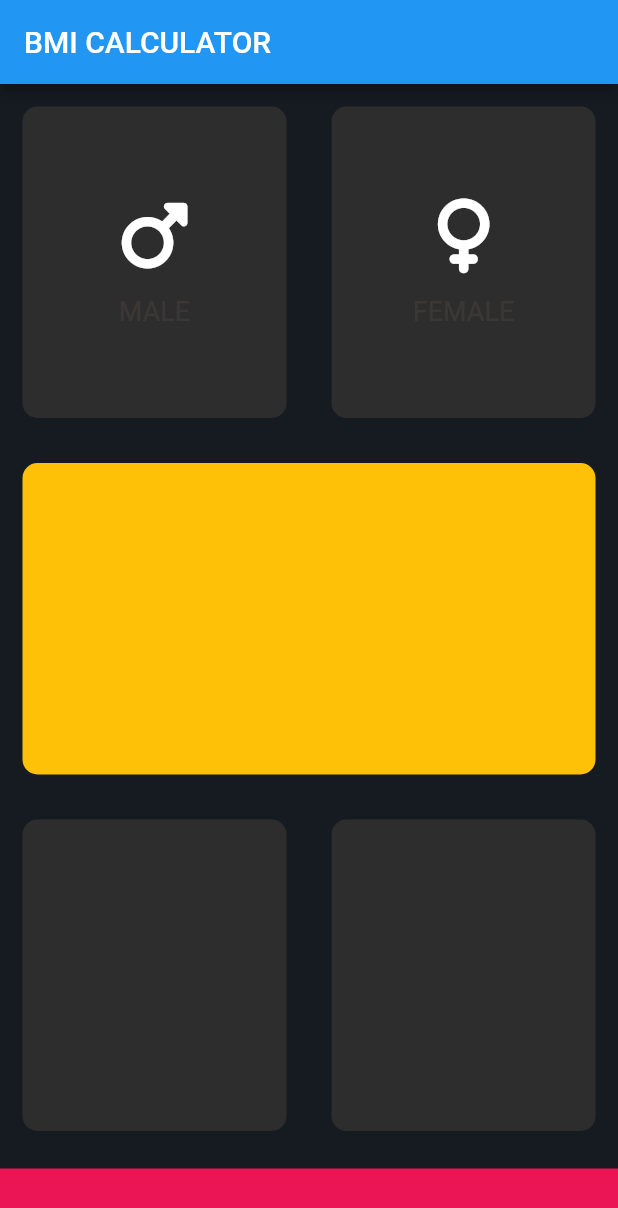
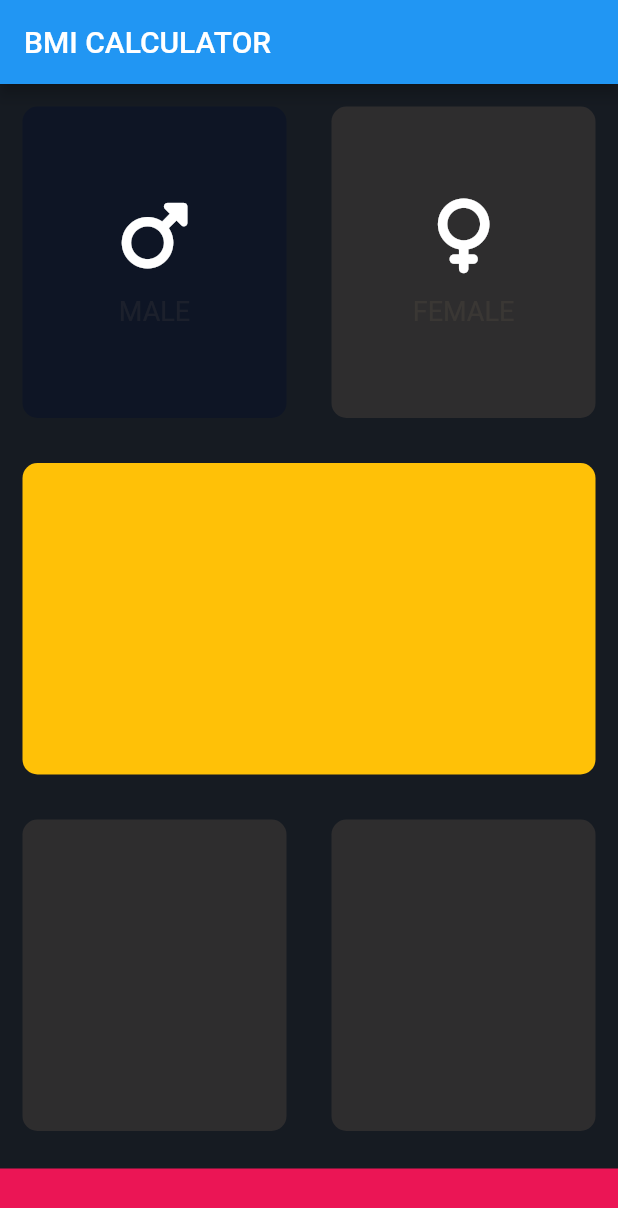
Before and after one commit to tlaw22/bmi_calc_flutter, a Flutter app: the screen it shows after launch, after a tap on "MALE", on a phone screen of 412 x 824 dp. Shown: the top 1208 px of the screen. Run offline on Flutter 3.47's test engine with Material 2 defaults, Android fonts, the phone set to English and light mode, and no system bars; our stand-ins replace font_awesome_flutter.

Commit message:
added eNums

```diff
--- a/lib/input_page.dart
+++ b/lib/input_page.dart
@@ -6,8 +6,12 @@ import 'reusable_card.dart';
 const bottomContainerHeight = 45.0;
 const activeCardColour = Color(0xFF2E2D2E);
 const bottomContainerColour = Color(0xFFEB1555);
-const inactiveCardColor = Colors.yellowAccent;
+const inactiveCardColour = Color(0xFF0E1525);
 
+enum Gender {
+  male,
+  female,
+}
 
 class InputPage extends StatefulWidget {
   @override
@@ -16,8 +20,26 @@ class InputPage extends StatefulWidget {
 
 class _InputPageState extends State<InputPage> {
 
-  Color maleCardColour = inactiveCardColor;
+  Color maleCardColour = activeCardColour;
+  Color femaleCardColour = activeCardColour;
 
+  void updateColour(Gender selectedGender){
+    if(selectedGender == Gender.male) {
+      if (maleCardColour == inactiveCardColour){
+        maleCardColour = activeCardColour;
+        femaleCardColour = inactiveCardColour;
+      } else {
+        maleCardColour = inactiveCardColour;
+      }
+    } if (selectedGender == Gender.female) {
+      if (femaleCardColour == inactiveCardColour){
+        femaleCardColour = activeCardColour;
+        maleCardColour = inactiveCardColour;
+      } else {
+        femaleCardColour = inactiveCardColour;
+      }
+    }
+  }
   @override
   Widget build(BuildContext context) {
     return Scaffold(
@@ -32,20 +54,29 @@ class _InputPageState extends State<InputPage> {
                 Expanded(
                     child: GestureDetector(
                       onTap: () {
-                        print('Male card was pressed');
+                        setState(() {
+                          updateColour(Gender.male);
+                        });
                       },
                       child: ReusableCard(
-                  Colour: activeCardColour,
+                  Colour: maleCardColour,
                   cardChild: IconContents(icon: FontAwesomeIcons.mars,
                   label: 'MALE',),
                 ),
                     )),
                 Expanded(
-                    child: ReusableCard(
-                  Colour: activeCardColour,
+                    child: GestureDetector(
+                      onTap: () {
+                        setState(() {
+                          updateColour(Gender.female);
+                        });
+                      },
+                      child: ReusableCard(
+                  Colour: femaleCardColour,
                   cardChild: IconContents(icon: FontAwesomeIcons.venus,
-                    label: 'FEMALE',),
-                )),
+                      label: 'FEMALE',),
+                ),
+                    )),
               ],
             )),
             Expanded(
```
